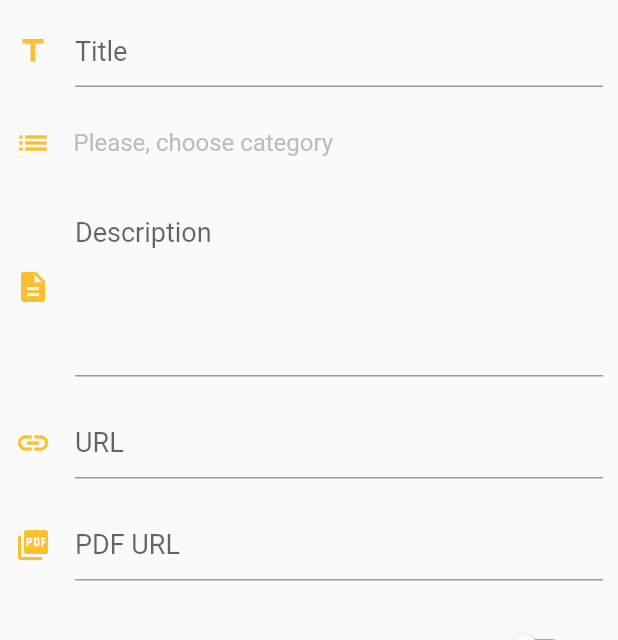
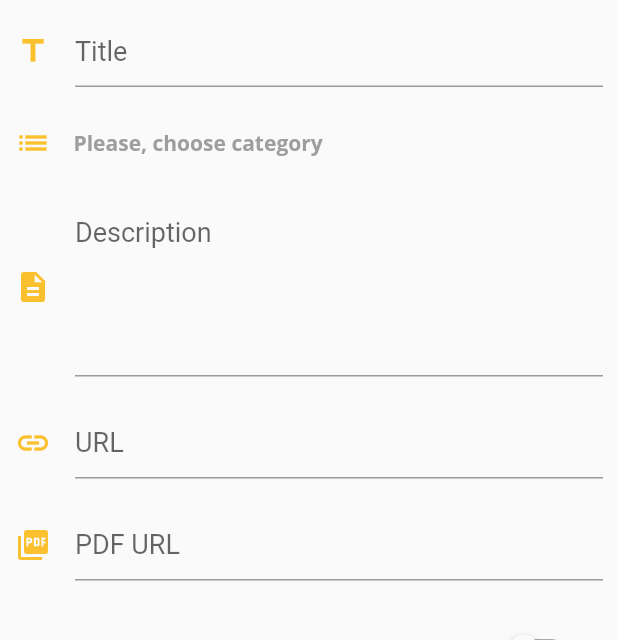
Before and after one commit to Augie33/WPD, a Flutter app: the AddCaseScreen screen opened directly, on a phone screen of 412 x 824 dp, the part 84-724 px from its top. Run offline on Flutter 3.47's test engine with Material 2 defaults, Android fonts, the phone set to English and light mode, and no system bars; our stand-ins replace bot_toast, device_preview, dio, file_picker, flutter_hooks, flutter_riverpod and 15 more; missing offline and left inert: dio_http, flutter_cached_pdfview; accounts and stored records are empty; network calls fail.

Commit message:
fix light mode

```diff
--- a/wpd_app/lib/ui/screens/add_case_screen.dart
+++ b/wpd_app/lib/ui/screens/add_case_screen.dart
@@ -5,7 +5,6 @@
 import 'package:routemaster/routemaster.dart';
 import 'package:validators/validators.dart';
 import 'package:wpd_app/models/case/case.dart';
-import 'package:wpd_app/models/custom_category/custom_category.dart';
 import 'package:wpd_app/ui/widgets/custom_input_text_field.dart';
 import 'package:wpd_app/view_models/add_case_screen_viewmodel.dart';
 import 'package:wpd_app/view_models/home_screen_viewmodel.dart';
@@ -151,15 +150,14 @@
                             addCaseViewmodel.selectedCateogry?.title ??
                                 'Please, choose category',
                             style: addCaseViewmodel.selectedCateogry != null
-                                ? TextStyle(
-                                    color: Colors.grey[400],
-                                    fontSize: 16,
-                                    fontWeight: FontWeight.bold,
-                                  )
-                                : TextStyle(
-                                    color: Colors.grey[400],
-                                    fontSize: 16,
-                                  ),
+                                ? Theme.of(context)
+                                    .textTheme
+                                    .bodyText1!
+                                    .copyWith(fontWeight: FontWeight.bold)
+                                : Theme.of(context)
+                                    .textTheme
+                                    .bodyText1!
+                                    .copyWith(color: Colors.grey[500]),
                           ),
                         ],
                       ),
```
